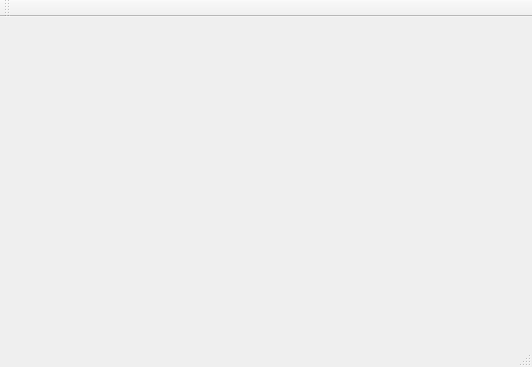
Above: src/mainwindow.ui from jhud/abtsynth before the change. Below: the same form after it.
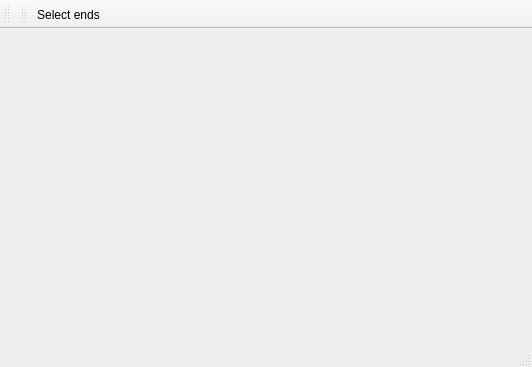
That is the form after the change.

The edit to the form file:
```diff
--- a/src/mainwindow.ui
+++ b/src/mainwindow.ui
@@ -40,6 +40,32 @@
    </attribute>
   </widget>
   <widget class="QStatusBar" name="statusBar"/>
+  <widget class="QToolBar" name="toolBar">
+   <property name="windowTitle">
+    <string>toolBar</string>
+   </property>
+   <attribute name="toolBarArea">
+    <enum>TopToolBarArea</enum>
+   </attribute>
+   <attribute name="toolBarBreak">
+    <bool>false</bool>
+   </attribute>
+   <addaction name="actionSelect_ends"/>
+  </widget>
+  <action name="actionSelect_ends">
+   <property name="checkable">
+    <bool>true</bool>
+   </property>
+   <property name="text">
+    <string>Select ends</string>
+   </property>
+   <property name="toolTip">
+    <string>Select beginning or end of bones</string>
+   </property>
+   <property name="shortcut">
+    <string>Ctrl+E</string>
+   </property>
+  </action>
  </widget>
  <layoutdefault spacing="6" margin="11"/>
  <resources/>
```
